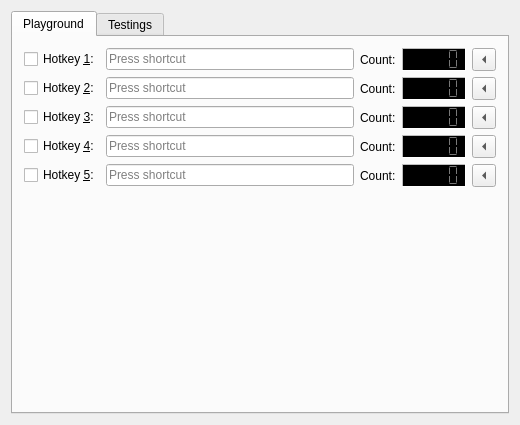
This is HotkeyTest/hottestwidget.ui in Skycoder42/QHotkey as Qt 5 draws it before an edit. The edited form follows.
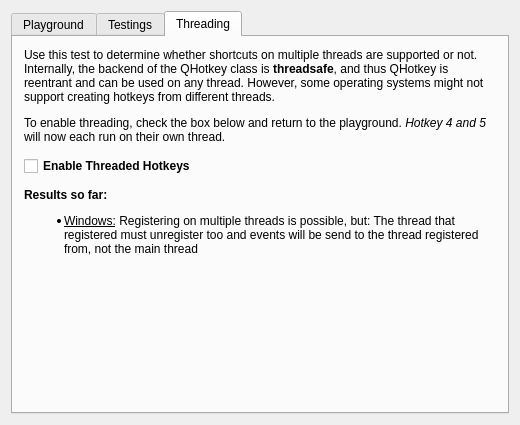
This is the edited form. The open tabs and pages were chosen to show the change.

Commit message: added thread test -> fails on windows

```diff
--- a/HotkeyTest/hottestwidget.ui
+++ b/HotkeyTest/hottestwidget.ui
@@ -916,6 +916,68 @@
        </item>
       </layout>
      </widget>
+     <widget class="QWidget" name="threadTab">
+      <attribute name="title">
+       <string>Threading</string>
+      </attribute>
+      <layout class="QVBoxLayout" name="verticalLayout_3">
+       <property name="spacing">
+        <number>12</number>
+       </property>
+       <item>
+        <widget class="QLabel" name="label_7">
+         <property name="text">
+          <string>&lt;html&gt;&lt;head/&gt;&lt;body&gt;&lt;p&gt;Use this test to determine whether shortcuts on multiple threads are supported or not. Internally, the backend of the QHotkey class is &lt;span style=&quot; font-weight:600;&quot;&gt;threadsafe&lt;/span&gt;, and thus QHotkey is reentrant and can be used on any thread. However, some operating systems might not support creating hotkeys from different threads. &lt;/p&gt;&lt;p&gt;To enable threading, check the box below and return to the playground. &lt;span style=&quot; font-style:italic;&quot;&gt;Hotkey 4 and 5&lt;/span&gt; will now each run on their own thread. &lt;/p&gt;&lt;/body&gt;&lt;/html&gt;</string>
+         </property>
+         <property name="textFormat">
+          <enum>Qt::RichText</enum>
+         </property>
+         <property name="wordWrap">
+          <bool>true</bool>
+         </property>
+        </widget>
+       </item>
+       <item>
+        <widget class="QCheckBox" name="threadEnableCheckBox">
+         <property name="font">
+          <font>
+           <weight>75</weight>
+           <bold>true</bold>
+          </font>
+         </property>
+         <property name="text">
+          <string>Enable Threaded Hotkeys</string>
+         </property>
+        </widget>
+       </item>
+       <item>
+        <widget class="QLabel" name="label_8">
+         <property name="text">
+          <string>&lt;html&gt;&lt;head/&gt;&lt;body&gt;&lt;p&gt;&lt;span style=&quot; font-weight:600;&quot;&gt;Results so far:&lt;/span&gt;&lt;/p&gt;&lt;ul style=&quot;margin-top: 0px; margin-bottom: 0px; margin-left: 0px; margin-right: 0px; -qt-list-indent: 1;&quot;&gt;&lt;li style=&quot; margin-top:12px; margin-bottom:12px; margin-left:0px; margin-right:0px; -qt-block-indent:0; text-indent:0px;&quot;&gt;&lt;span style=&quot; text-decoration: underline;&quot;&gt;Windows:&lt;/span&gt; Registering on multiple threads is possible, but: The thread that registered must unregister too and events will be send to the thread registered from, not the main thread&lt;/li&gt;&lt;/ul&gt;&lt;/body&gt;&lt;/html&gt;</string>
+         </property>
+         <property name="textFormat">
+          <enum>Qt::RichText</enum>
+         </property>
+         <property name="wordWrap">
+          <bool>true</bool>
+         </property>
+        </widget>
+       </item>
+       <item>
+        <spacer name="verticalSpacer_7">
+         <property name="orientation">
+          <enum>Qt::Vertical</enum>
+         </property>
+         <property name="sizeHint" stdset="0">
+          <size>
+           <width>20</width>
+           <height>40</height>
+          </size>
+         </property>
+        </spacer>
+       </item>
+      </layout>
+     </widget>
     </widget>
    </item>
   </layout>
```
The commit also changes 2 other files.
